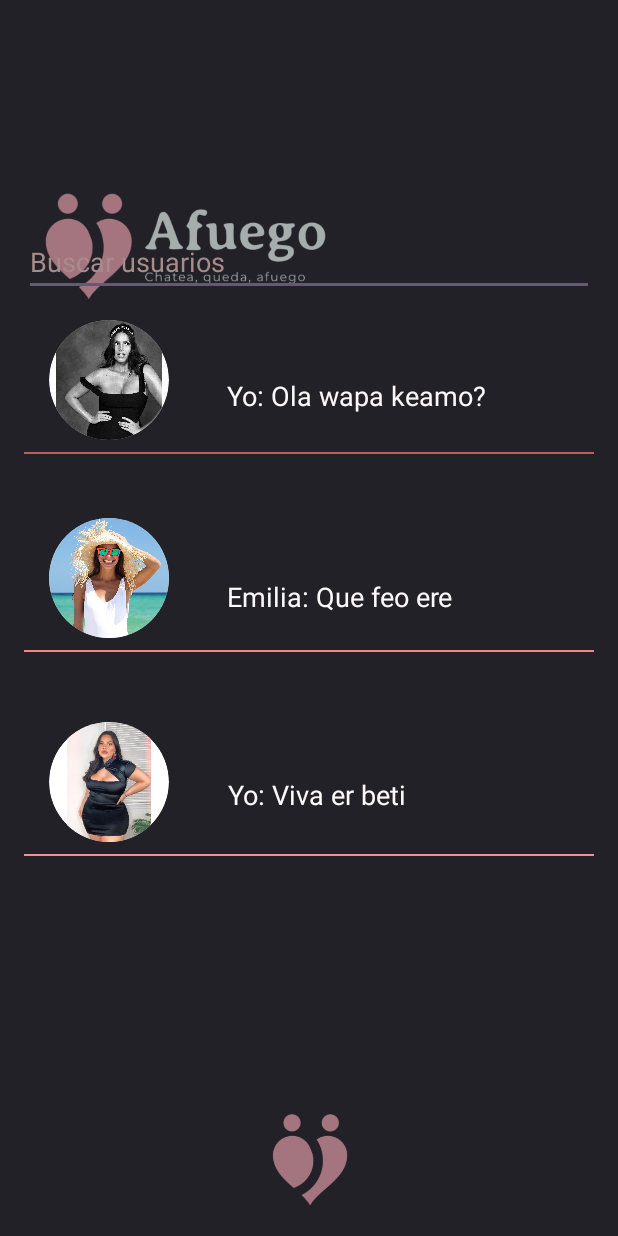
After one commit to cuevas69/Afuego, an Android app: the PageChats screen opened directly, with no data from a screen before it, on a phone screen of 412 x 824 dp. The commit adds this screen. Run offline under Robolectric (Android 15) with nearby library versions, the phone set to English and light mode, and no system bars; Roboto replaces fonts that are not available here.

Commit message:
13/11/23

```diff
--- a/afuego/app/src/main/AndroidManifest.xml
+++ b/afuego/app/src/main/AndroidManifest.xml
@@ -31,6 +31,10 @@
 
         <activity android:name="com.example.afuego.PageEdit" />
 
+        <activity android:name="com.example.afuego.PageChats" />
+
+        <activity android:name="com.example.afuego.PageChat" />
+
         <meta-data
             android:name="preloaded_fonts"
             android:resource="@array/preloaded_fonts" />
--- /dev/null
+++ b/afuego/app/src/main/java/com/example/afuego/PageChats.java
@@ -0,0 +1,37 @@
+package com.example.afuego;
+
+import android.content.Intent;
+import android.os.Bundle;
+import android.view.View;
+import android.widget.ImageView;
+
+import androidx.appcompat.app.AppCompatActivity;
+
+public class PageChats extends AppCompatActivity {
+
+    @Override
+    protected void onCreate(Bundle savedInstanceState) {
+        super.onCreate(savedInstanceState);
+        setContentView(R.layout.page_chats);
+
+        //Boton que navegará a la página MainActivity
+        ImageView inicio = findViewById(R.id.inicio);
+        inicio.setOnClickListener(new View.OnClickListener(){
+            @Override
+            public void onClick(View v){
+                Intent intent = new Intent(v.getContext(),MainActivity.class);
+                startActivityForResult(intent, 0);
+            }
+        });
+
+        ImageView chat1ImageView = findViewById(R.id.chat1ImageView);
+        chat1ImageView.setOnClickListener(new View.OnClickListener(){
+            @Override
+            public void onClick(View v){
+                Intent intent = new Intent(v.getContext(),PageChat.class);
+                startActivityForResult(intent, 0);
+            }
+        });
+
+    }
+}
--- /dev/null
+++ b/afuego/app/src/main/res/drawable/circular_background.xml
@@ -0,0 +1,5 @@
+<?xml version="1.0" encoding="utf-8"?>
+<shape xmlns:android="http://schemas.android.com/apk/res/android"
+    android:shape="oval">
+    <solid android:color="#FFFFFF"/>
+</shape>
--- a/afuego/app/src/main/res/layout/activity_main.xml
+++ b/afuego/app/src/main/res/layout/activity_main.xml
@@ -22,11 +22,12 @@
         android:id="@+id/perfil"
         android:layout_width="101dp"
         android:layout_height="135dp"
-        android:layout_marginBottom="568dp"
         app:layout_constraintBottom_toBottomOf="parent"
         app:layout_constraintEnd_toEndOf="parent"
         app:layout_constraintHorizontal_bias="0.537"
         app:layout_constraintStart_toEndOf="@+id/imageView"
+        app:layout_constraintTop_toTopOf="parent"
+        app:layout_constraintVertical_bias="0.026"
         app:srcCompat="@drawable/image_removebg_preview" />
 
     <ImageView
--- /dev/null
+++ b/afuego/app/src/main/res/layout/page_chats.xml
@@ -0,0 +1,183 @@
+<?xml version="1.0" encoding="utf-8"?>
+<androidx.constraintlayout.widget.ConstraintLayout xmlns:android="http://schemas.android.com/apk/res/android"
+    xmlns:app="http://schemas.android.com/apk/res-auto"
+    xmlns:tools="http://schemas.android.com/tools"
+    android:layout_width="match_parent"
+    android:layout_height="match_parent"
+    android:background="#222127"
+    android:clickable="true"
+    tools:context=".PageChats">
+
+    <TextView
+        android:id="@+id/textView19"
+        android:layout_width="wrap_content"
+        android:layout_height="wrap_content"
+        android:text="Yo: Viva er beti"
+        android:textColor="#FBF9F9"
+        android:textSize="18sp"
+        app:layout_constraintBottom_toBottomOf="@+id/divider3"
+        app:layout_constraintEnd_toEndOf="parent"
+        app:layout_constraintHorizontal_bias="0.216"
+        app:layout_constraintStart_toEndOf="@+id/chat3ImageView"
+        app:layout_constraintTop_toBottomOf="@+id/divider2"
+        app:layout_constraintVertical_bias="0.741" />
+
+    <ImageView
+        android:id="@+id/imageView"
+        android:layout_width="243dp"
+        android:layout_height="223dp"
+        android:layout_marginBottom="548dp"
+        app:layout_constraintBottom_toBottomOf="parent"
+        app:layout_constraintEnd_toEndOf="parent"
+        app:layout_constraintHorizontal_bias="0.011"
+        app:layout_constraintStart_toStartOf="parent"
+        app:srcCompat="@drawable/logo" />
+
+    <EditText
+        android:id="@+id/editTextSearch"
+        android:layout_width="0dp"
+        android:layout_height="wrap_content"
+        android:layout_marginStart="16dp"
+        android:layout_marginTop="152dp"
+        android:layout_marginEnd="16dp"
+        android:hint="Buscar usuarios"
+        android:textColor="#F1EFEF"
+        android:textColorHint="#A88C8C"
+        app:layout_constraintEnd_toEndOf="parent"
+        app:layout_constraintHorizontal_bias="1.0"
+        app:layout_constraintStart_toStartOf="parent"
+        app:layout_constraintTop_toTopOf="parent" />
+
+    <ImageView
+        android:id="@+id/chat1ImageView"
+        android:layout_width="80dp"
+        android:layout_height="0dp"
+        android:layout_marginStart="16dp"
+        android:layout_marginTop="16dp"
+        android:layout_marginEnd="16dp"
+        android:layout_marginBottom="16dp"
+        android:adjustViewBounds="true"
+        android:background="@drawable/circular_background"
+        android:src="@drawable/chat1"
+        app:layout_constraintDimensionRatio="1:1"
+        app:layout_constraintEnd_toEndOf="parent"
+        app:layout_constraintHorizontal_bias="0.056"
+        app:layout_constraintStart_toStartOf="parent"
+        app:layout_constraintTop_toBottomOf="@+id/editTextSearch"
+        app:layout_constraintBottom_toTopOf="@+id/divider1"
+        android:clipToOutline="true"
+        app:layout_constraintVertical_bias="0.1" />
+
+    <View
+        android:id="@+id/divider1"
+        android:layout_width="0dp"
+        android:layout_height="1dp"
+        android:layout_marginStart="16dp"
+        android:layout_marginTop="8dp"
+        android:layout_marginEnd="16dp"
+        android:background="#BC5E5E"
+        app:layout_constraintEnd_toEndOf="parent"
+        app:layout_constraintStart_toStartOf="parent"
+        app:layout_constraintTop_toBottomOf="@+id/chat1ImageView" />
+
+    <ImageView
+        android:id="@+id/chat2ImageView"
+        android:layout_width="80dp"
+        android:layout_height="0dp"
+        android:layout_marginStart="16dp"
+        android:layout_marginTop="52dp"
+        android:layout_marginEnd="16dp"
+        android:adjustViewBounds="true"
+        android:background="@drawable/circular_background"
+        android:clipToOutline="true"
+        android:src="@drawable/chat2"
+        app:layout_constraintDimensionRatio="1:1"
+        app:layout_constraintEnd_toEndOf="parent"
+        app:layout_constraintHorizontal_bias="0.056"
+        app:layout_constraintStart_toStartOf="parent"
+        app:layout_constraintBottom_toTopOf="@+id/divider2"
+        app:layout_constraintTop_toBottomOf="@+id/chat1ImageView" />
+
+    <View
+        android:id="@+id/divider2"
+        android:layout_width="0dp"
+        android:layout_height="1dp"
+        android:layout_marginStart="16dp"
+        android:layout_marginTop="8dp"
+        android:layout_marginEnd="16dp"
+        android:background="#EF8686"
+        app:layout_constraintEnd_toEndOf="parent"
+        app:layout_constraintStart_toStartOf="parent"
+        app:layout_constraintTop_toBottomOf="@+id/chat2ImageView" />
+
+    <ImageView
+        android:id="@+id/chat3ImageView"
+        android:layout_width="80dp"
+        android:layout_height="0dp"
+        android:layout_marginStart="16dp"
+        android:layout_marginTop="56dp"
+        android:layout_marginEnd="16dp"
+        android:adjustViewBounds="true"
+        android:background="@drawable/circular_background"
+        android:clipToOutline="true"
+        android:src="@drawable/chat3"
+        app:layout_constraintDimensionRatio="1:1"
+        app:layout_constraintEnd_toEndOf="parent"
+        app:layout_constraintHorizontal_bias="0.056"
+        app:layout_constraintStart_toStartOf="parent"
+        app:layout_constraintBottom_toTopOf="@+id/divider3"
+        app:layout_constraintTop_toBottomOf="@+id/chat2ImageView" />
+
+    <View
+        android:id="@+id/divider3"
+        android:layout_width="0dp"
+        android:layout_height="1dp"
+        android:layout_marginStart="16dp"
+        android:layout_marginTop="8dp"
+        android:layout_marginEnd="16dp"
+        android:background="#ED9595"
+        app:layout_constraintEnd_toEndOf="parent"
+        app:layout_constraintStart_toStartOf="parent"
+        app:layout_constraintTop_toBottomOf="@+id/chat3ImageView" />
+
+    <ImageView
+        android:id="@+id/inicio"
+        android:layout_width="80dp"
+        android:layout_height="65dp"
+        app:layout_constraintBottom_toBottomOf="parent"
+        app:layout_constraintEnd_toEndOf="parent"
+        app:layout_constraintHorizontal_bias="0.498"
+        app:layout_constraintStart_toStartOf="parent"
+        app:layout_constraintTop_toTopOf="parent"
+        app:layout_constraintVertical_bias="0.975"
+        app:srcCompat="@drawable/log2o" />
+
+    <TextView
+        android:id="@+id/textView16"
+        android:layout_width="wrap_content"
+        android:layout_height="wrap_content"
+        android:text="Yo: Ola wapa keamo?"
+        android:textColor="#FBF9F9"
+        android:textSize="18sp"
+        app:layout_constraintBottom_toBottomOf="@+id/divider1"
+        app:layout_constraintEnd_toEndOf="parent"
+        app:layout_constraintHorizontal_bias="0.307"
+        app:layout_constraintStart_toEndOf="@+id/chat1ImageView"
+        app:layout_constraintTop_toBottomOf="@+id/editTextSearch"
+        app:layout_constraintVertical_bias="0.666" />
+
+    <TextView
+        android:id="@+id/textView18"
+        android:layout_width="wrap_content"
+        android:layout_height="wrap_content"
+        android:text="Emilia: Que feo ere"
+        android:textColor="#FBF9F9"
+        android:textSize="18sp"
+        app:layout_constraintBottom_toBottomOf="@+id/divider2"
+        app:layout_constraintEnd_toEndOf="parent"
+        app:layout_constraintHorizontal_bias="0.261"
+        app:layout_constraintStart_toEndOf="@+id/chat2ImageView"
+        app:layout_constraintTop_toBottomOf="@+id/divider1"
+        app:layout_constraintVertical_bias="0.768" />
+
+</androidx.constraintlayout.widget.ConstraintLayout>
--- a/afuego/app/src/main/res/layout/page_login.xml
+++ b/afuego/app/src/main/res/layout/page_login.xml
@@ -76,11 +76,13 @@
         android:id="@+id/textView15"
         android:layout_width="wrap_content"
         android:layout_height="wrap_content"
+        android:layout_below="@+id/passwordEditText"
+        android:layout_marginStart="32dp"
+        android:layout_marginTop="159dp"
         android:fontFamily="sans-serif-light"
         android:text="@string/textView15"
         android:textColor="#FDFCFC"
-        android:textSize="16sp"
-        android:translationY="1520px" />
+        android:textSize="16sp" />
 
     <Button
         android:id="@+id/registerButton"
--- a/afuego/app/src/main/res/layout/page_perfil.xml
+++ b/afuego/app/src/main/res/layout/page_perfil.xml
@@ -62,10 +62,10 @@
         android:layout_height="62dp"
         app:layout_constraintBottom_toBottomOf="parent"
         app:layout_constraintEnd_toEndOf="parent"
-        app:layout_constraintHorizontal_bias="0.704"
+        app:layout_constraintHorizontal_bias="0.724"
         app:layout_constraintStart_toEndOf="@+id/imageView"
         app:layout_constraintTop_toTopOf="parent"
-        app:layout_constraintVertical_bias="0.058"
+        app:layout_constraintVertical_bias="0.107"
         app:srcCompat="@drawable/settings_16_64" />
 
     <ImageView
```
Also changed, not shown: afuego/app/src/main/java/com/example/afuego/MainActivity.java (+9 -0 lines), afuego/app/src/main/java/com/example/afuego/Message.java (added, +20 -0 lines), afuego/app/src/main/java/com/example/afuego/MessageAdapter.java (added, +51 -0 lines), afuego/app/src/main/java/com/example/afuego/PageChat.java (added, +69 -0 lines), afuego/app/src/main/res/drawable/edittext_border.xml (added, +13 -0 lines), afuego/app/src/main/res/layout/item_message.xml (added, +22 -0 lines), afuego/app/src/main/res/layout/page_chat.xml (added, +141 -0 lines), afuego/app/src/main/res/drawable/chat1.png (added), afuego/app/src/main/res/drawable/chat2.png (renamed from afuego/app/src/main/res/drawable/mujer_con_gafas_de_sol_en_la_playa.jpg), afuego/app/src/main/res/drawable/chat3.png (added), afuego/app/src/main/res/drawable/chat4.png (added).
